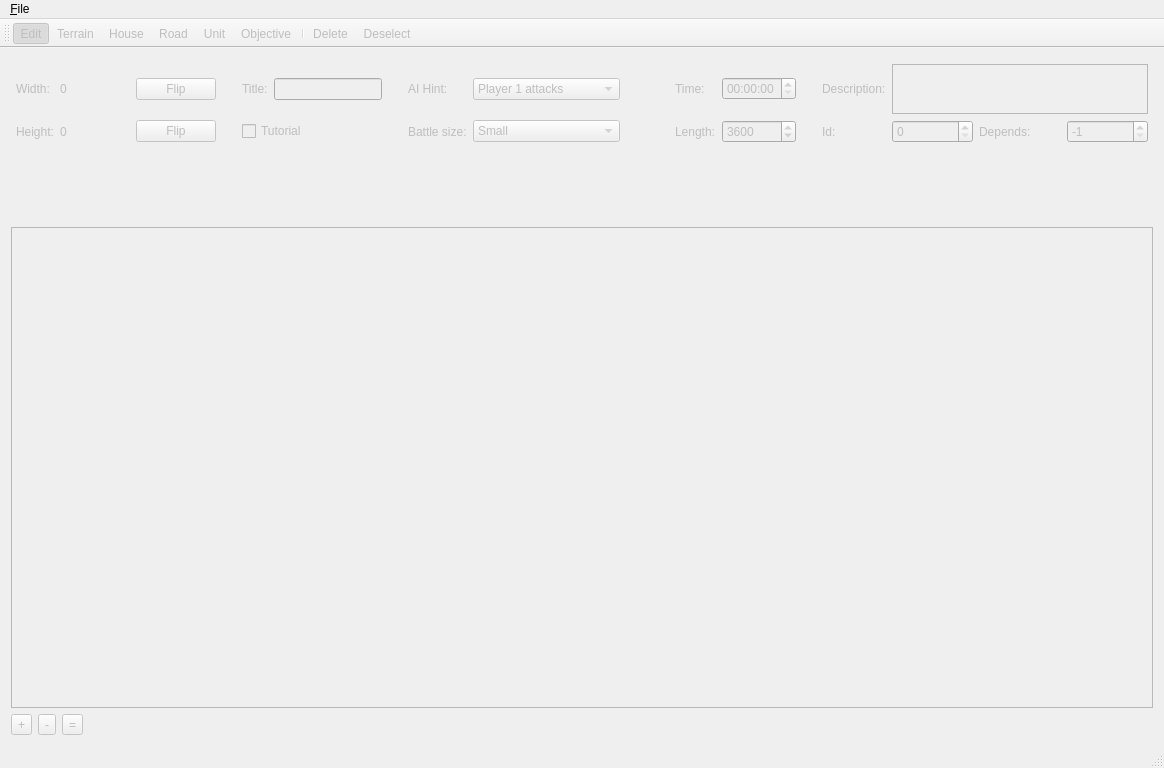
Before: the Qt Designer form EditorMainWindow.ui in D-Pointer/imperium-editor, drawn with Qt 5.
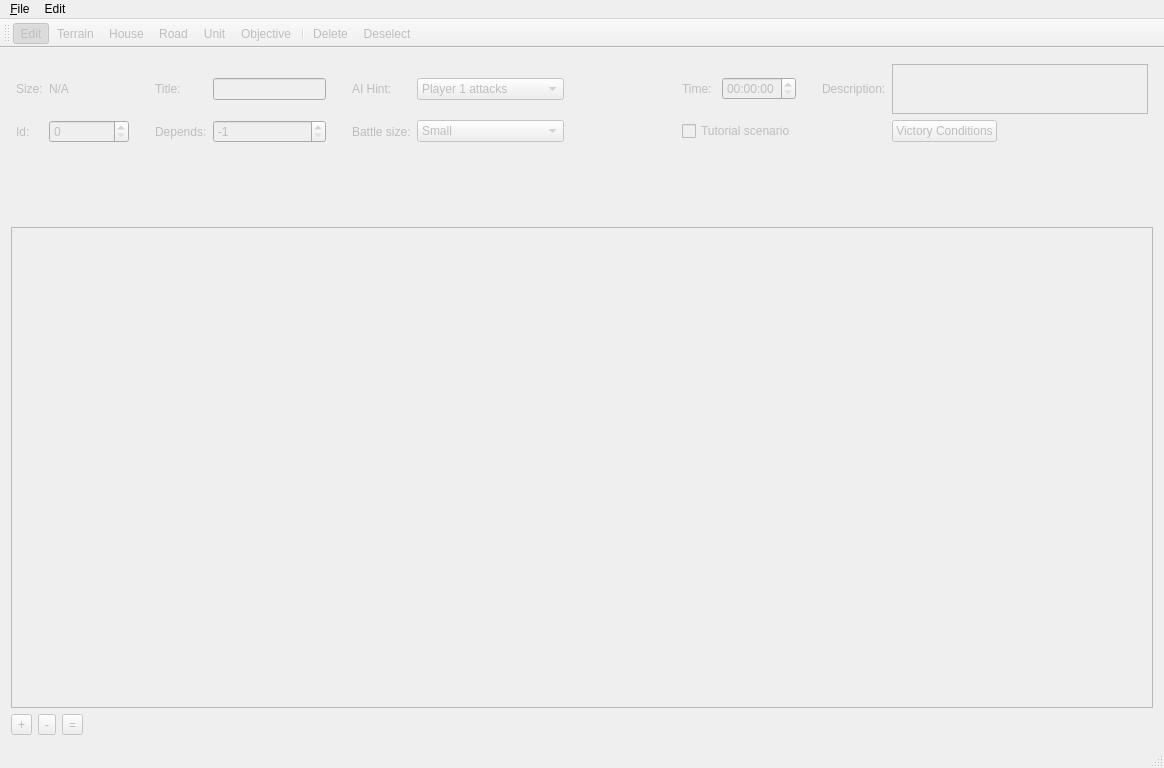
After: the same form once the commit is applied. The open tabs and pages were chosen to show the change. Icons and pictures are not drawn.

Diff of the .ui file:
```diff
--- a/EditorMainWindow.ui
+++ b/EditorMainWindow.ui
@@ -37,83 +37,191 @@
         <property name="bottomMargin">
          <number>5</number>
         </property>
-        <item row="1" column="12">
-         <widget class="QSpinBox" name="m_length">
-          <property name="enabled">
-           <bool>false</bool>
-          </property>
-          <property name="minimum">
-           <number>1800</number>
-          </property>
-          <property name="maximum">
-           <number>36000</number>
-          </property>
-          <property name="value">
-           <number>3600</number>
-          </property>
-         </widget>
-        </item>
-        <item row="0" column="6">
-         <widget class="QLineEdit" name="m_title">
-          <property name="minimumSize">
-           <size>
-            <width>100</width>
-            <height>0</height>
-           </size>
-          </property>
-         </widget>
-        </item>
-        <item row="0" column="2">
-         <spacer name="horizontalSpacer">
-          <property name="orientation">
-           <enum>Qt::Horizontal</enum>
-          </property>
-          <property name="sizeType">
-           <enum>QSizePolicy::Minimum</enum>
-          </property>
-          <property name="sizeHint" stdset="0">
-           <size>
-            <width>20</width>
-            <height>20</height>
-           </size>
-          </property>
-         </spacer>
-        </item>
-        <item row="0" column="1">
-         <widget class="QLabel" name="m_width">
-          <property name="minimumSize">
-           <size>
-            <width>50</width>
-            <height>0</height>
-           </size>
-          </property>
-          <property name="text">
-           <string>0</string>
-          </property>
-         </widget>
-        </item>
-        <item row="1" column="16">
+        <item row="1" column="3">
          <widget class="QLabel" name="label_18">
           <property name="text">
            <string>Depends:</string>
           </property>
          </widget>
         </item>
+        <item row="0" column="12">
+         <widget class="QLabel" name="label_6">
+          <property name="text">
+           <string>Description:</string>
+          </property>
+         </widget>
+        </item>
+        <item row="1" column="11">
+         <spacer name="horizontalSpacer_4">
+          <property name="orientation">
+           <enum>Qt::Horizontal</enum>
+          </property>
+          <property name="sizeType">
+           <enum>QSizePolicy::Preferred</enum>
+          </property>
+          <property name="sizeHint" stdset="0">
+           <size>
+            <width>17</width>
+            <height>17</height>
+           </size>
+          </property>
+         </spacer>
+        </item>
+        <item row="0" column="1">
+         <widget class="QLabel" name="m_size">
+          <property name="minimumSize">
+           <size>
+            <width>80</width>
+            <height>0</height>
+           </size>
+          </property>
+          <property name="text">
+           <string>N/A</string>
+          </property>
+         </widget>
+        </item>
+        <item row="1" column="2">
+         <spacer name="horizontalSpacer_15">
+          <property name="orientation">
+           <enum>Qt::Horizontal</enum>
+          </property>
+          <property name="sizeType">
+           <enum>QSizePolicy::Minimum</enum>
+          </property>
+          <property name="sizeHint" stdset="0">
+           <size>
+            <width>20</width>
+            <height>20</height>
+           </size>
+          </property>
+         </spacer>
+        </item>
         <item row="0" column="8">
-         <widget class="QLabel" name="label_22">
+         <spacer name="horizontalSpacer_11">
+          <property name="orientation">
+           <enum>Qt::Horizontal</enum>
+          </property>
+          <property name="sizeHint" stdset="0">
+           <size>
+            <width>40</width>
+            <height>20</height>
+           </size>
+          </property>
+         </spacer>
+        </item>
+        <item row="1" column="5">
+         <spacer name="horizontalSpacer_6">
+          <property name="orientation">
+           <enum>Qt::Horizontal</enum>
+          </property>
+          <property name="sizeType">
+           <enum>QSizePolicy::Fixed</enum>
+          </property>
+          <property name="sizeHint" stdset="0">
+           <size>
+            <width>20</width>
+            <height>20</height>
+           </size>
+          </property>
+         </spacer>
+        </item>
+        <item row="0" column="0">
+         <widget class="QLabel" name="label">
           <property name="text">
-           <string>AI Hint:</string>
+           <string>Size:</string>
           </property>
          </widget>
         </item>
-        <item row="0" column="11">
+        <item row="0" column="5">
+         <spacer name="horizontalSpacer_5">
+          <property name="orientation">
+           <enum>Qt::Horizontal</enum>
+          </property>
+          <property name="sizeType">
+           <enum>QSizePolicy::Preferred</enum>
+          </property>
+          <property name="sizeHint" stdset="0">
+           <size>
+            <width>20</width>
+            <height>20</height>
+           </size>
+          </property>
+         </spacer>
+        </item>
+        <item row="0" column="2">
+         <spacer name="horizontalSpacer_14">
+          <property name="orientation">
+           <enum>Qt::Horizontal</enum>
+          </property>
+          <property name="sizeType">
+           <enum>QSizePolicy::Minimum</enum>
+          </property>
+          <property name="sizeHint" stdset="0">
+           <size>
+            <width>20</width>
+            <height>20</height>
+           </size>
+          </property>
+         </spacer>
+        </item>
+        <item row="0" column="3">
+         <widget class="QLabel" name="label_5">
+          <property name="text">
+           <string>Title:</string>
+          </property>
+         </widget>
+        </item>
+        <item row="0" column="13" colspan="3">
+         <widget class="QPlainTextEdit" name="m_description">
+          <property name="maximumSize">
+           <size>
+            <width>16777215</width>
+            <height>50</height>
+           </size>
+          </property>
+         </widget>
+        </item>
+        <item row="0" column="9">
          <widget class="QLabel" name="label_3">
           <property name="text">
            <string>Time:</string>
           </property>
          </widget>
         </item>
-        <item row="1" column="9">
+        <item row="0" column="11">
+         <spacer name="horizontalSpacer_3">
+          <property name="orientation">
+           <enum>Qt::Horizontal</enum>
+          </property>
+          <property name="sizeType">
+           <enum>QSizePolicy::Fixed</enum>
+          </property>
+          <property name="sizeHint" stdset="0">
+           <size>
+            <width>20</width>
+            <height>20</height>
+           </size>
+          </property>
+         </spacer>
+        </item>
+        <item row="1" column="1">
+         <widget class="QSpinBox" name="m_id"/>
+        </item>
+        <item row="0" column="10">
+         <widget class="QTimeEdit" name="m_time">
+          <property name="enabled">
+           <bool>false</bool>
+          </property>
+         </widget>
+        </item>
+        <item row="1" column="6">
+         <widget class="QLabel" name="label_24">
+          <property name="text">
+           <string>Battle size:</string>
+          </property>
+         </widget>
+        </item>
+        <item row="1" column="7">
          <widget class="QComboBox" name="m_battleSize">
           <item>
            <property name="text">
@@ -137,48 +245,41 @@
           </item>
          </widget>
         </item>
-        <item row="0" column="13">
-         <spacer name="horizontalSpacer_3">
-          <property name="orientation">
-           <enum>Qt::Horizontal</enum>
-          </property>
-          <property name="sizeType">
-           <enum>QSizePolicy::Fixed</enum>
-          </property>
-          <property name="sizeHint" stdset="0">
-           <size>
-            <width>20</width>
-            <height>20</height>
-           </size>
-          </property>
-         </spacer>
-        </item>
-        <item row="1" column="8">
-         <widget class="QLabel" name="label_24">
-          <property name="text">
-           <string>Battle size:</string>
-          </property>
-         </widget>
-        </item>
-        <item row="1" column="14">
+        <item row="1" column="0">
          <widget class="QLabel" name="label_17">
           <property name="text">
            <string>Id:</string>
           </property>
          </widget>
         </item>
-        <item row="1" column="11">
-         <widget class="QLabel" name="label_4">
-          <property name="text">
-           <string>Length:</string>
+        <item row="1" column="4">
+         <widget class="QSpinBox" name="m_depends">
+          <property name="minimum">
+           <number>-1</number>
           </property>
+          <property name="value">
+           <number>-1</number>
+          </property>
          </widget>
         </item>
-        <item row="2" column="9">
+        <item row="0" column="4">
+         <widget class="QLineEdit" name="m_title">
+          <property name="minimumSize">
+           <size>
+            <width>100</width>
+            <height>0</height>
+           </size>
+          </property>
+         </widget>
+        </item>
+        <item row="2" column="7">
          <spacer name="verticalSpacer_3">
           <property name="orientation">
            <enum>Qt::Vertical</enum>
           </property>
+          <property name="sizeType">
+           <enum>QSizePolicy::MinimumExpanding</enum>
+          </property>
           <property name="sizeHint" stdset="0">
            <size>
             <width>20</width>
@@ -187,7 +288,7 @@
           </property>
          </spacer>
         </item>
-        <item row="0" column="9">
+        <item row="0" column="7">
          <widget class="QComboBox" name="m_aiHint">
           <item>
            <property name="text">
@@ -206,204 +307,24 @@
           </item>
          </widget>
         </item>
-        <item row="0" column="12">
-         <widget class="QTimeEdit" name="m_time">
-          <property name="enabled">
-           <bool>false</bool>
-          </property>
-         </widget>
-        </item>
-        <item row="0" column="3">
-         <widget class="QPushButton" name="m_flipHorizontal">
+        <item row="0" column="6">
+         <widget class="QLabel" name="label_22">
           <property name="text">
-           <string>Flip</string>
+           <string>AI Hint:</string>
           </property>
          </widget>
         </item>
-        <item row="0" column="5">
-         <widget class="QLabel" name="label_5">
-          <property name="text">
-           <string>Title:</string>
-          </property>
-         </widget>
-        </item>
-        <item row="1" column="5" colspan="2">
+        <item row="1" column="9" colspan="2">
          <widget class="QCheckBox" name="m_tutorial">
           <property name="text">
-           <string>Tutorial</string>
+           <string>Tutorial scenario</string>
           </property>
          </widget>
         </item>
-        <item row="0" column="4">
-         <spacer name="horizontalSpacer_14">
-          <property name="orientation">
-           <enum>Qt::Horizontal</enum>
-          </property>
-          <property name="sizeType">
-           <enum>QSizePolicy::Minimum</enum>
-          </property>
-          <property name="sizeHint" stdset="0">
-           <size>
-            <width>20</width>
-            <height>20</height>
-           </size>
-          </property>
-         </spacer>
-        </item>
-        <item row="1" column="3">
-         <widget class="QPushButton" name="m_flipVertical">
-          <property name="text">
-           <string>Flip</string>
-          </property>
-         </widget>
-        </item>
-        <item row="0" column="7">
-         <spacer name="horizontalSpacer_5">
-          <property name="orientation">
-           <enum>Qt::Horizontal</enum>
-          </property>
-          <property name="sizeType">
-           <enum>QSizePolicy::Preferred</enum>
-          </property>
-          <property name="sizeHint" stdset="0">
-           <size>
-            <width>20</width>
-            <height>20</height>
-           </size>
-          </property>
-         </spacer>
-        </item>
-        <item row="0" column="0">
-         <widget class="QLabel" name="label">
-          <property name="text">
-           <string>Width:</string>
-          </property>
-         </widget>
-        </item>
-        <item row="1" column="7">
-         <spacer name="horizontalSpacer_6">
-          <property name="orientation">
-           <enum>Qt::Horizontal</enum>
-          </property>
-          <property name="sizeType">
-           <enum>QSizePolicy::Fixed</enum>
-          </property>
-          <property name="sizeHint" stdset="0">
-           <size>
-            <width>20</width>
-            <height>20</height>
-           </size>
-          </property>
-         </spacer>
-        </item>
-        <item row="1" column="4">
-         <spacer name="horizontalSpacer_15">
-          <property name="orientation">
-           <enum>Qt::Horizontal</enum>
-          </property>
-          <property name="sizeType">
-           <enum>QSizePolicy::Minimum</enum>
-          </property>
-          <property name="sizeHint" stdset="0">
-           <size>
-            <width>20</width>
-            <height>20</height>
-           </size>
-          </property>
-         </spacer>
-        </item>
         <item row="1" column="13">
-         <spacer name="horizontalSpacer_4">
-          <property name="orientation">
-           <enum>Qt::Horizontal</enum>
-          </property>
-          <property name="sizeType">
-           <enum>QSizePolicy::Preferred</enum>
-          </property>
-          <property name="sizeHint" stdset="0">
-           <size>
-            <width>17</width>
-            <height>17</height>
-           </size>
-          </property>
-         </spacer>
-        </item>
-        <item row="1" column="15">
-         <widget class="QSpinBox" name="m_id"/>
-        </item>
-        <item row="1" column="1">
-         <widget class="QLabel" name="m_height">
-          <property name="minimumSize">
-           <size>
-            <width>50</width>
-            <height>0</height>
-           </size>
-          </property>
+         <widget class="QPushButton" name="m_victory">
           <property name="text">
-           <string>0</string>
-          </property>
-         </widget>
-        </item>
-        <item row="0" column="15" colspan="3">
-         <widget class="QPlainTextEdit" name="m_description">
-          <property name="maximumSize">
-           <size>
-            <width>16777215</width>
-            <height>50</height>
-           </size>
-          </property>
-         </widget>
-        </item>
-        <item row="0" column="10">
-         <spacer name="horizontalSpacer_11">
-          <property name="orientation">
-           <enum>Qt::Horizontal</enum>
-          </property>
-          <property name="sizeHint" stdset="0">
-           <size>
-            <width>40</width>
-            <height>20</height>
-           </size>
-          </property>
-         </spacer>
-        </item>
-        <item row="1" column="17">
-         <widget class="QSpinBox" name="m_depends">
-          <property name="minimum">
-           <number>-1</number>
-          </property>
-          <property name="value">
-           <number>-1</number>
-          </property>
-         </widget>
-        </item>
-        <item row="1" column="2">
-         <spacer name="horizontalSpacer_2">
-          <property name="orientation">
-           <enum>Qt::Horizontal</enum>
-          </property>
-          <property name="sizeType">
-           <enum>QSizePolicy::Minimum</enum>
-          </property>
-          <property name="sizeHint" stdset="0">
-           <size>
-            <width>20</width>
-            <height>20</height>
-           </size>
-          </property>
-         </spacer>
-        </item>
-        <item row="0" column="14">
-         <widget class="QLabel" name="label_6">
-          <property name="text">
-           <string>Description:</string>
-          </property>
-         </widget>
-        </item>
-        <item row="1" column="0">
-         <widget class="QLabel" name="label_2">
-          <property name="text">
-           <string>Height:</string>
+           <string>Victory Conditions</string>
           </property>
          </widget>
         </item>
@@ -1206,7 +1127,15 @@
     <addaction name="separator"/>
     <addaction name="m_quit_action"/>
    </widget>
+   <widget class="QMenu" name="menuEdit">
+    <property name="title">
+     <string>Edit</string>
+    </property>
+    <addaction name="m_flip_horizontally_action"/>
+    <addaction name="m_flip_vertically_action"/>
+   </widget>
    <addaction name="menu_File"/>
+   <addaction name="menuEdit"/>
   </widget>
   <widget class="QStatusBar" name="m_statusbar"/>
   <widget class="QToolBar" name="m_toolbar">
```
Left out of the diff: 161 changed lines with no effect on the pictures.
